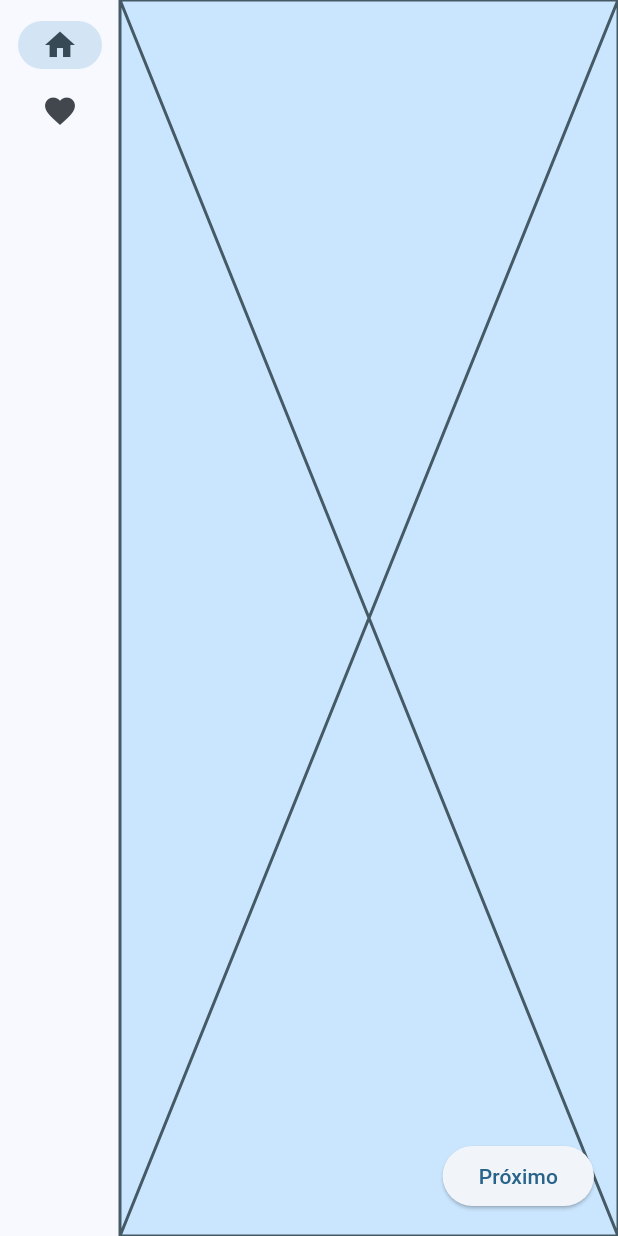
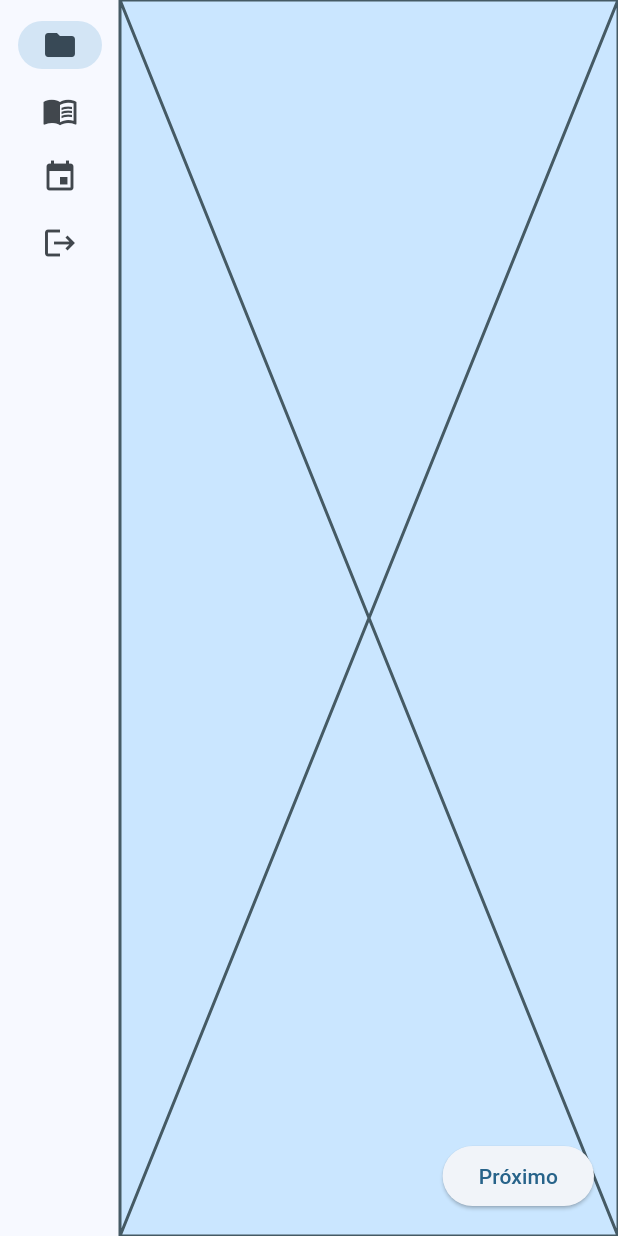
Before and after one commit to Abacaxi-Remaster/ProjetoFinalFront, a Flutter app: the screen it shows after launch, after a tap on "Próximo", on a phone screen of 412 x 824 dp. Run offline on Flutter 3.47's test engine with Material 2 defaults, Android fonts, the phone set to English and light mode, and no system bars.

Commit message:
junção das duas pastas de páginas

```diff
--- a/lib/HomePage.dart
+++ b/lib/HomePage.dart
@@ -1,5 +1,4 @@
 import 'package:flutter/material.dart';
-import 'package:projeto_final_front/Paginas/all.dart';
 import 'package:provider/provider.dart';
 import 'all.dart';
 import 'main.dart';
@@ -16,36 +15,56 @@ class MyHomePageState extends State<MyHomePage> {
   List<List<NavigationRailDestination>> testes = [
     //Lista de possíveis barras de navegação
     [
+      //Aluno
       NavigationRailDestination(
-        icon: Icon(Icons.home),
-        label: Text('Home'),
+        icon: Icon(Icons.folder),
+        label: Text('Treinamentos'),
       ),
       NavigationRailDestination(
-        icon: Icon(Icons.favorite),
-        label: Text('Favorites'),
+        icon: Icon(Icons.menu_book),
+        label: Text('Testes'),
+      ),
+      NavigationRailDestination(
+        icon: Icon(Icons.event),
+        label: Text('Vagas'),
+      ),
+      NavigationRailDestination(
+        icon: Icon(Icons.logout),
+        label: Text('Log out'),
       ),
     ],
     [
+      //Mentor
       NavigationRailDestination(
-        icon: Icon(Icons.home),
-        label: Text('Home'),
+        icon: Icon(Icons.check_box),
+        label: Text('Atividades Concluídas'),
       ),
       NavigationRailDestination(
-        icon: Icon(Icons.email),
-        label: Text('Favorites'),
+        icon: Icon(Icons.logout),
+        label: Text('Log out'),
       ),
     ],
     [
+      //Empresa
       NavigationRailDestination(
-        icon: Icon(Icons.label),
-        label: Text('Home'),
+        icon: Icon(Icons.check_box),
+        label: Text('Atividades Concluídas'),
       ),
       NavigationRailDestination(
-        icon: Icon(Icons.email),
-        label: Text('Favorites'),
+        icon: Icon(Icons.summarize),
+        label: Text('Notas'),
+      ),
+      NavigationRailDestination(
+        icon: Icon(Icons.event),
+        label: Text('Vagas'),
+      ),
+      NavigationRailDestination(
+        icon: Icon(Icons.logout),
+        label: Text('Log out'),
       ),
     ],
     [
+      //ADM
       NavigationRailDestination(
         icon: Icon(Icons.folder),
         label: Text('Treinamentos'),
@@ -88,8 +107,6 @@ class MyHomePageState extends State<MyHomePage> {
       logout(),
     ];
     final mentorOptions = [
-      Placeholder(),
-      Placeholder(),
       Placeholder(),
       logout(),
     ];
@@ -168,6 +185,5 @@ class EmptyMenu extends StatelessWidget {
   @override
   Widget build(BuildContext context) {
     return Container();
-    ;
   }
 }
--- a/lib/Paginas/MenuADM.dart
+++ b/lib/Paginas/MenuADM.dart
@@ -1,7 +1,7 @@
 import 'package:flutter/material.dart';
 import 'package:provider/provider.dart';
 import '../main.dart';
-import 'all.dart';
+import '../all.dart';
 
 class ADM extends StatelessWidget {
   final treinamentosController = TextEditingController();
--- a/lib/Paginas/all.dart
+++ /dev/null
@@ -1,7 +0,0 @@
-export 'MenuAluno.dart';
-export 'CrudTreinamentos.dart';
-export 'MenuTestes.dart';
-export 'MenuVagas.dart';
-export 'MenuAtividadesConcluidas.dart';
-export 'MenuADM.dart';
-export 'MenuCursos.dart';
--- a/lib/all.dart
+++ b/lib/all.dart
@@ -1,5 +1,5 @@
-export '../Pages/Cadastro.dart';
-export '../Pages/Login.dart';
+export '../Paginas/Cadastro.dart';
+export '../Paginas/Login.dart';
 export '../Paginas/MenuAluno.dart';
 export '../Paginas/CrudTreinamentos.dart';
 export '../Paginas/MenuTestes.dart';
```
Also changed, not shown: lib/Paginas/Cadastro.dart (renamed from lib/Pages/Cadastro.dart), lib/Paginas/Login.dart (renamed from lib/Pages/Login.dart).
